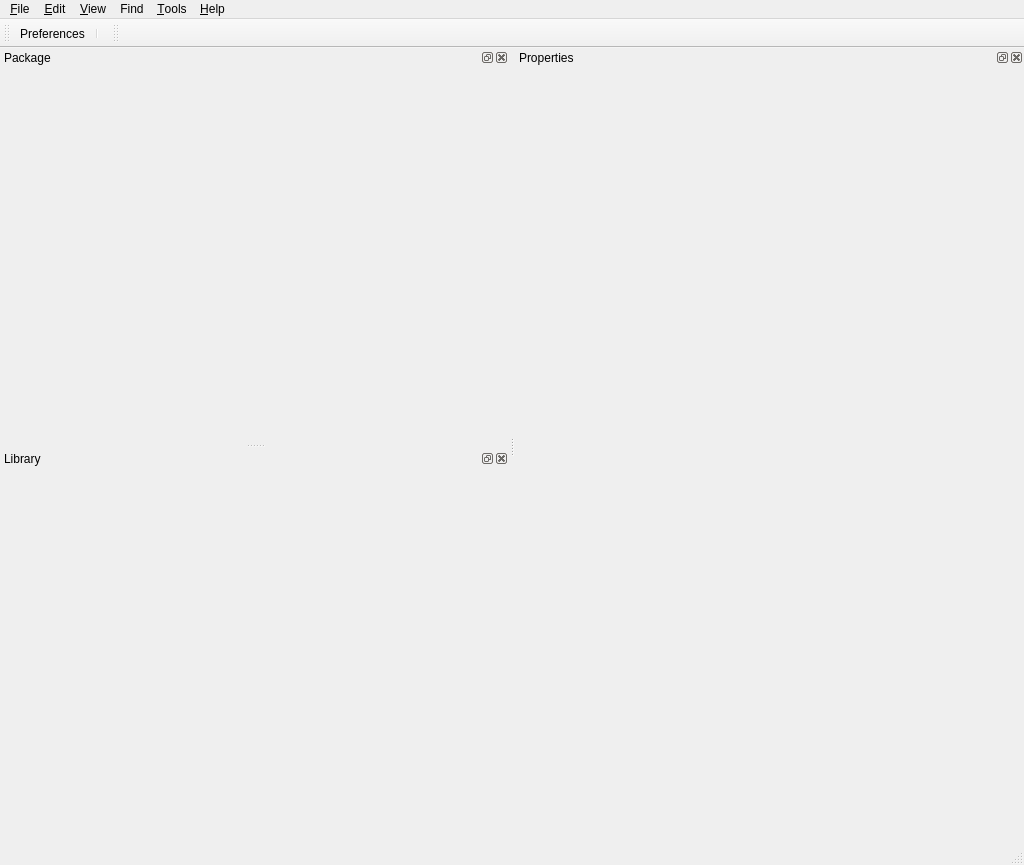
Before: the Qt Designer form Programs/QuickEd/UI/mainwindow.ui in xaoctech/dava.engine, drawn with Qt 5.
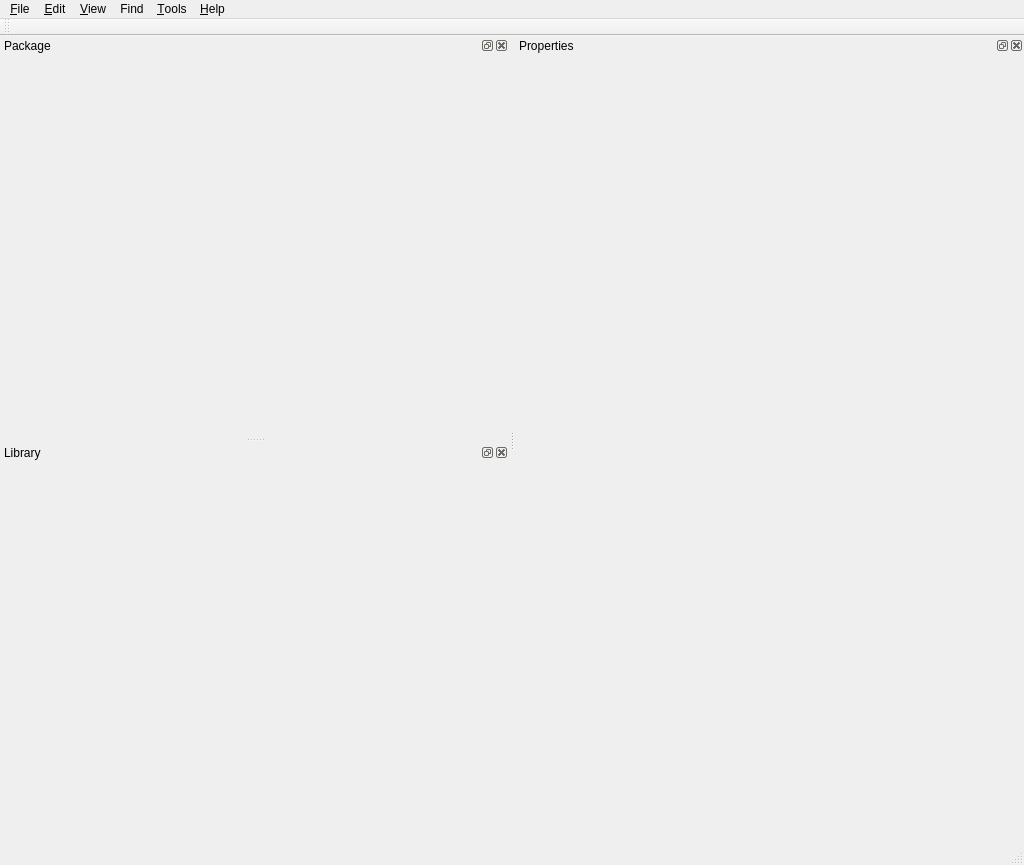
After: the same form once the commit is applied. Icons and pictures are not drawn. Custom widgets are drawn as their Qt base class.

The edit to the form file:
```diff
--- a/Programs/QuickEd/UI/mainwindow.ui
+++ b/Programs/QuickEd/UI/mainwindow.ui
@@ -133,28 +133,6 @@
    <addaction name="Tools"/>
    <addaction name="Help"/>
   </widget>
-  <widget class="QToolBar" name="mainToolbar">
-   <property name="windowTitle">
-    <string>Main Toolbar</string>
-   </property>
-   <property name="movable">
-    <bool>true</bool>
-   </property>
-   <property name="iconSize">
-    <size>
-     <width>16</width>
-     <height>16</height>
-    </size>
-   </property>
-   <attribute name="toolBarArea">
-    <enum>TopToolBarArea</enum>
-   </attribute>
-   <attribute name="toolBarBreak">
-    <bool>false</bool>
-   </attribute>
-   <addaction name="actionPreferences"/>
-   <addaction name="separator"/>
-  </widget>
   <widget class="QStatusBar" name="statusBar"/>
   <widget class="PropertiesWidget" name="propertiesWidget">
    <property name="windowTitle">
@@ -229,18 +207,6 @@
     <string>Dump Textures</string>
    </property>
   </action>
-  <action name="actionPreferences">
-   <property name="icon">
-    <iconset resource="../DataQt/icons.qrc">
-     <normaloff>:/Icons/settings.png</normaloff>:/Icons/settings.png</iconset>
-   </property>
-   <property name="text">
-    <string>Preferences</string>
-   </property>
-   <property name="toolTip">
-    <string>Preferences</string>
-   </property>
-  </action>
   <action name="actionJumpToPrototype">
    <property name="text">
     <string>Jump to Prototype</string>
```
Left out of the diff: 7 changed lines with no effect on the pictures.
